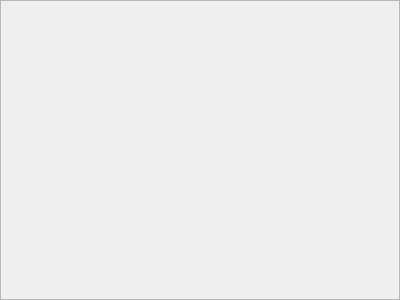
The window that TimerMaster/TimerWidget.ui (gcdean/TournamentMaster) describes before a commit, drawn with Qt 5.
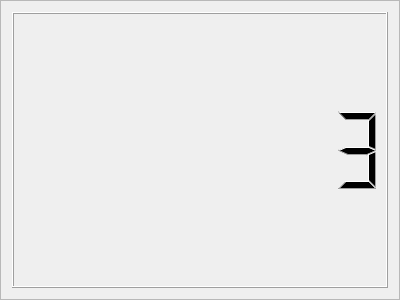
The same window after the commit.

Commit message: Added some key handling and ui changes.

```diff
--- a/TimerMaster/TimerWidget.ui
+++ b/TimerMaster/TimerWidget.ui
@@ -19,5 +19,32 @@
   <property name="windowTitle">
    <string>Frame</string>
   </property>
+  <property name="frameShape">
+   <enum>QFrame::StyledPanel</enum>
+  </property>
+  <property name="frameShadow">
+   <enum>QFrame::Raised</enum>
+  </property>
+  <layout class="QHBoxLayout" name="horizontalLayout">
+   <item>
+    <widget class="QLCDNumber" name="lcdNumber">
+     <property name="smallDecimalPoint">
+      <bool>false</bool>
+     </property>
+     <property name="digitCount">
+      <number>8</number>
+     </property>
+     <property name="segmentStyle">
+      <enum>QLCDNumber::Filled</enum>
+     </property>
+     <property name="value" stdset="0">
+      <double>3.000000000000000</double>
+     </property>
+     <property name="intValue" stdset="0">
+      <number>3</number>
+     </property>
+    </widget>
+   </item>
+  </layout>
  </widget>
 </ui>
```
Left out of the diff: 10 changed lines with no effect on the pictures. The commit also changes 7 other files.
